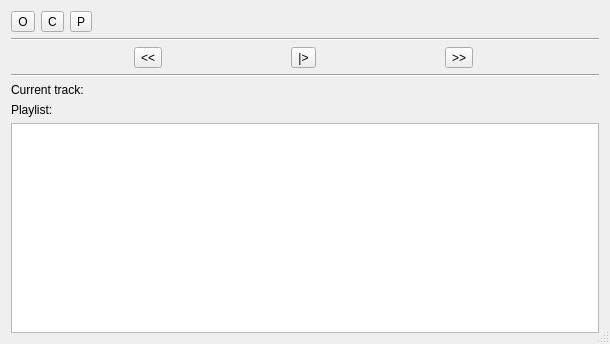
First picture: the form in libraries/mvp-player-qtgui/src/mvp-player-qtgui/ui/MVPPlayerDialog.ui, repository edubois/mvp-player, before the edit.
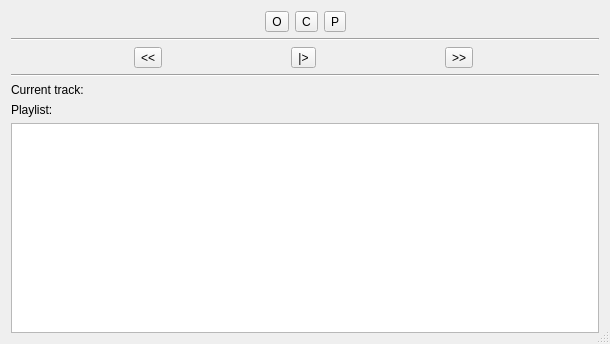
Second picture: the form after the edit. Icons and pictures are not drawn.

Commit message:
mvp-player-all: started to work on network remote.
* Added working network server/client base.
* Unit tests are working (server/client is communicating events).

What changed in the file:
```diff
--- a/libraries/mvp-player-qtgui/src/mvp-player-qtgui/ui/MVPPlayerDialog.ui
+++ b/libraries/mvp-player-qtgui/src/mvp-player-qtgui/ui/MVPPlayerDialog.ui
@@ -30,6 +30,19 @@
        <property name="topMargin">
         <number>0</number>
        </property>
+       <item>
+        <spacer name="horizontalSpacer_2">
+         <property name="orientation">
+          <enum>Qt::Horizontal</enum>
+         </property>
+         <property name="sizeHint" stdset="0">
+          <size>
+           <width>40</width>
+           <height>20</height>
+          </size>
+         </property>
+        </spacer>
+       </item>
        <item>
         <widget class="QToolButton" name="btnOpen">
          <property name="text">
@@ -62,6 +75,9 @@
            <height>32</height>
           </size>
          </property>
+         <property name="checkable">
+          <bool>true</bool>
+         </property>
         </widget>
        </item>
        <item>
```
The commit also changes 30 other files.
